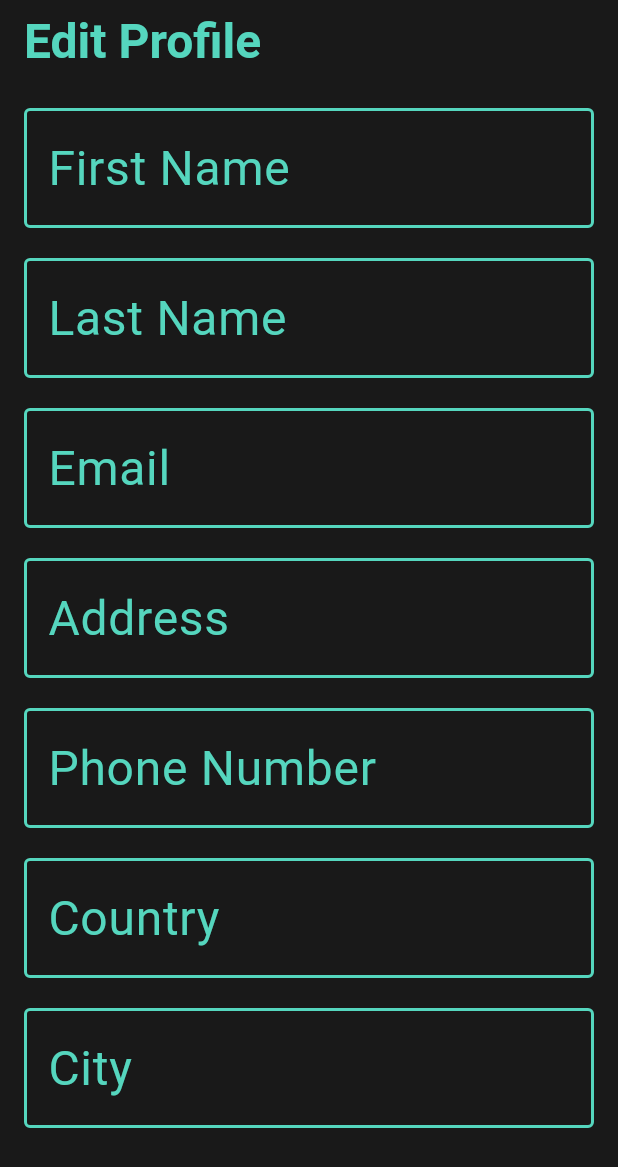
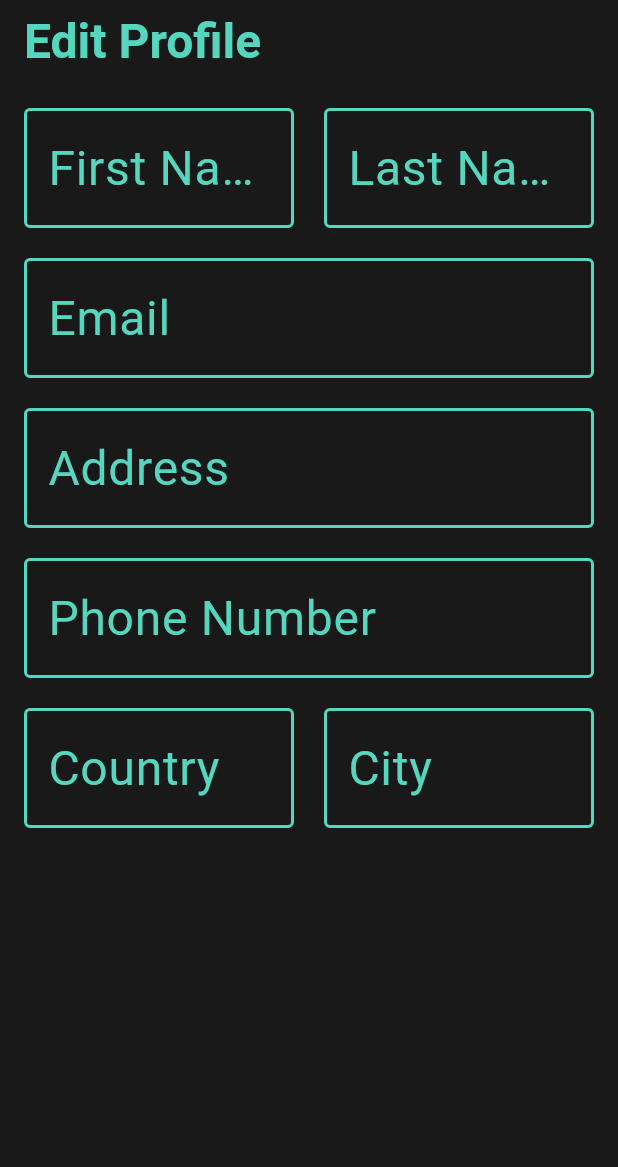
Before and after one commit to The-Stef/WealthWave, a Flutter app: the screen it shows after launch, on a phone screen of 412 x 824 dp. Shown: the top 1167 px of the screen. Run offline on Flutter 3.47's test engine with Material 3 defaults, Android fonts, the phone set to English and light mode, and no system bars.

Commit message:
Modified InputLabelBlock layout

```diff
--- a/lib/pages/profile_editor.dart
+++ b/lib/pages/profile_editor.dart
@@ -46,15 +46,23 @@ class EditProfilePage extends StatelessWidget {
           child: Center(
             child: Column(
               children: [
-                // Todo: Get user information to display here from db
-                InputLabelBlock(
+                // TODO: Get user information to display here from db
+                Row(
+                  children: [
+                    Expanded(
+                      child: InputLabelBlock(
                         labelText: 'First Name',
                         bodyText: 'Type your first name...',
                       ),
-                SizedBox(height: 20),
-                InputLabelBlock(
+                    ),
+                    SizedBox(width: 20),
+                    Expanded(
+                      child: InputLabelBlock(
                         labelText: 'Last Name',
                         bodyText: 'Type your last name...',
+                      ),
+                    ),
+                  ],
                 ),
                 SizedBox(height: 20),
                 InputLabelBlock(
@@ -72,14 +80,22 @@ class EditProfilePage extends StatelessWidget {
                   bodyText: 'Type your phone number...',
                 ),
                 SizedBox(height: 20),
-                InputLabelBlock(
+                Row(
+                  children: [
+                    Expanded(
+                      child: InputLabelBlock(
                         labelText: 'Country',
                         bodyText: 'Type your country...',
                       ),
-                SizedBox(height: 20),
-                InputLabelBlock(
+                    ),
+                    SizedBox(width: 20),
+                    Expanded(
+                      child: InputLabelBlock(
                         labelText: 'City',
                         bodyText: 'Type your city...',
+                      ),
+                    ),
+                  ],
                 ),
               ],
             ),
```
Lines whose indentation alone changed are shown as unchanged.
